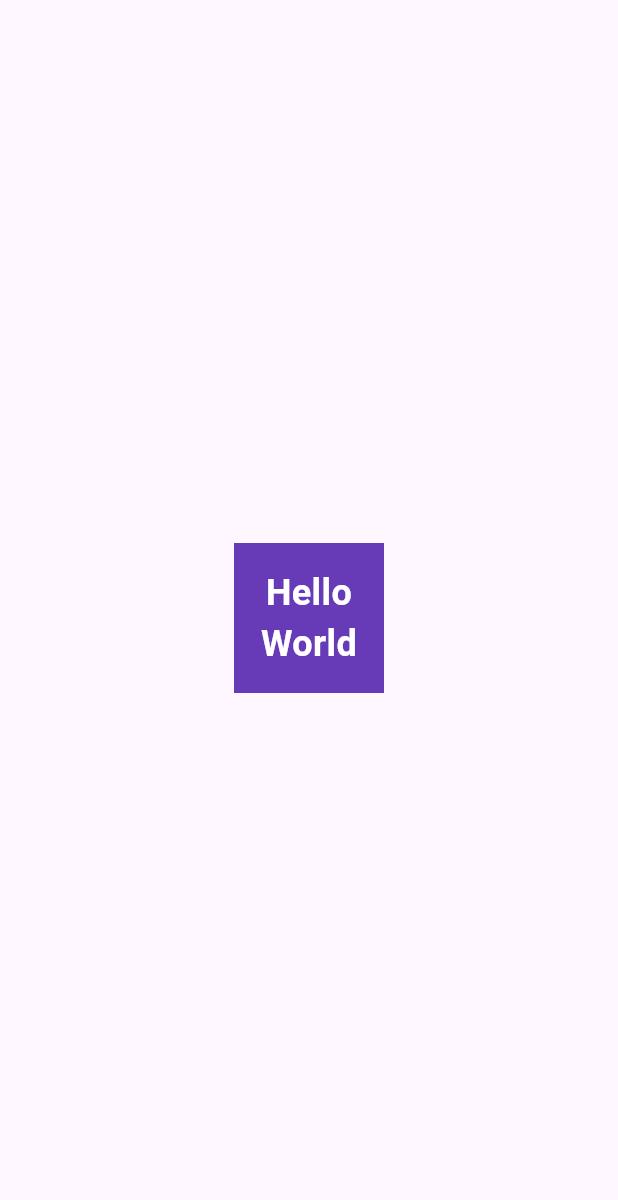
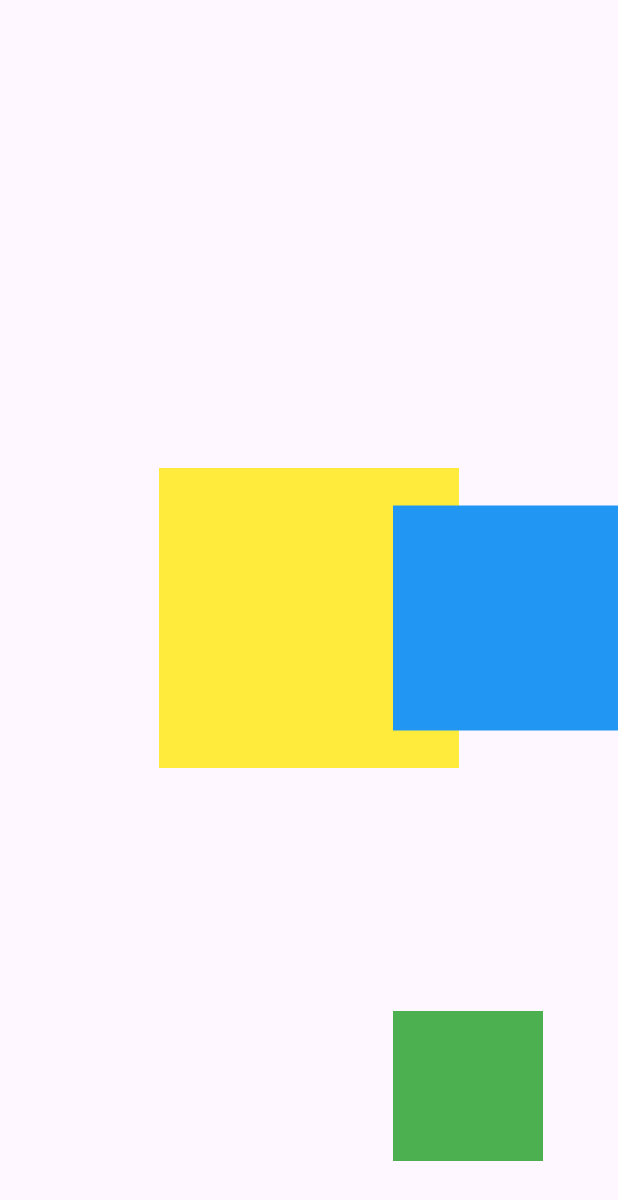
Before and after one commit to EUITAcademy/layout_flutter, a Flutter app: the screen it shows after launch, on a phone screen of 412 x 824 dp. Shown: the top 1200 px of the screen. Run offline on Flutter 3.47's test engine with Material 3 defaults, Android fonts, the phone set to English and light mode, and no system bars.

Commit message:
layout widgets add

```diff
--- a/lib/main.dart
+++ b/lib/main.dart
@@ -26,23 +26,62 @@ class MyHomePage extends StatelessWidget {
 
   @override
   Widget build(BuildContext context) {
+    // return Scaffold(
+    //   body: Center(
+    //     child: Row(
+    //       children: [
+    //         Expanded(
+    //           child: Container(
+    //             color: Colors.yellow,
+    //           ),
+    //         ),
+    //         Expanded(
+    //           flex: 2,
+    //           child: Container(
+    //             color: Colors.blue,
+    //           ),
+    //         ),
+    //         Expanded(
+    //           flex: 4,
+    //           child: Container(
+    //             color: Colors.green,
+    //           ),
+    //         ),
+    //       ],
+    //     ),
+    //   ),
+    // );
+
     return Scaffold(
       body: Center(
-        child: Container(
-          width: 100,
-          height: 100,
-          color: Colors.deepPurple,
-          child: Center(
-            child: Text(
-              'Hello World',
-              textAlign: TextAlign.center,
-              style: TextStyle(
-                color: Colors.white,
-                fontSize: 24,
-                fontWeight: FontWeight.bold,
+        child: Stack(
+          children: [
+            Align(
+              alignment: Alignment.center,
+              child: Container(
+                width: 200,
+                height: 200,
+                color: Colors.yellow,
               ),
             ),
-          ),
+            Align(
+              alignment: Alignment.centerRight,
+              child: Container(
+                width: 150,
+                height: 150,
+                color: Colors.blue,
+              ),
+            ),
+            Positioned(
+              bottom: 50,
+              right: 50,
+              child: Container(
+                width: 100,
+                height: 100,
+                color: Colors.green,
+              ),
+            ),
+          ],
         ),
       ),
     );
```
